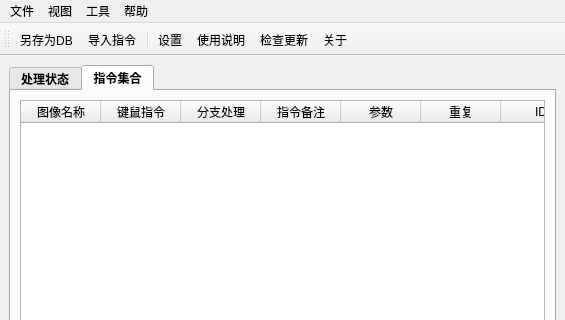
FsterThanLight/automatic_clicker_2, file 窗体/mainwindow.ui: the form before one commit; both pictures show x 0 to 565 and y 0 to 320 of the 565 by 743 pixel window.
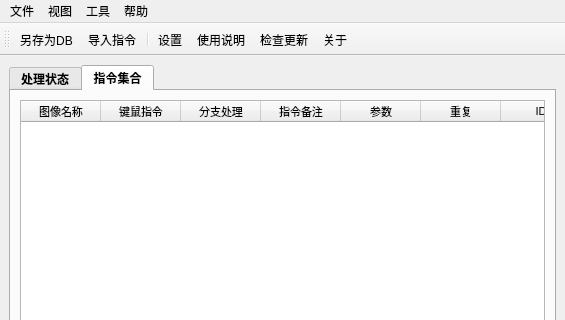
The form after the commit. Icons and pictures are not drawn.

The edit to the form file:
```diff
--- a/窗体/mainwindow.ui
+++ b/窗体/mainwindow.ui
@@ -308,6 +308,7 @@
           <property name="font">
            <font>
             <family>Microsoft YaHei UI</family>
+            <pointsize>8</pointsize>
             <weight>50</weight>
             <italic>false</italic>
             <bold>false</bold>
```
